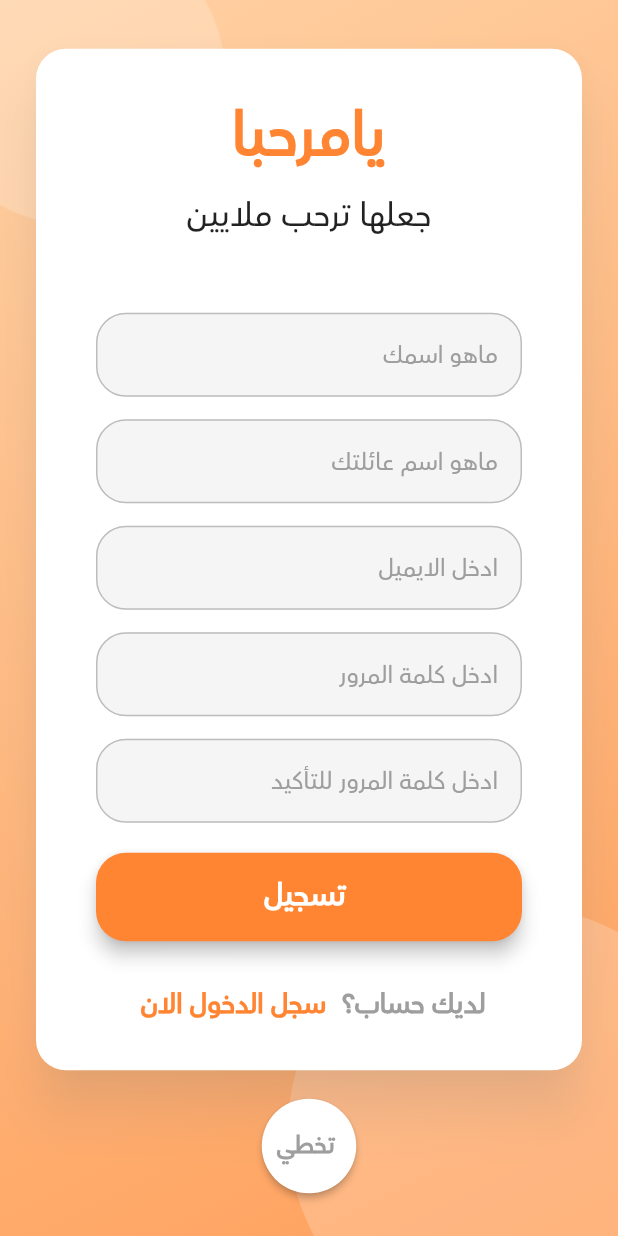
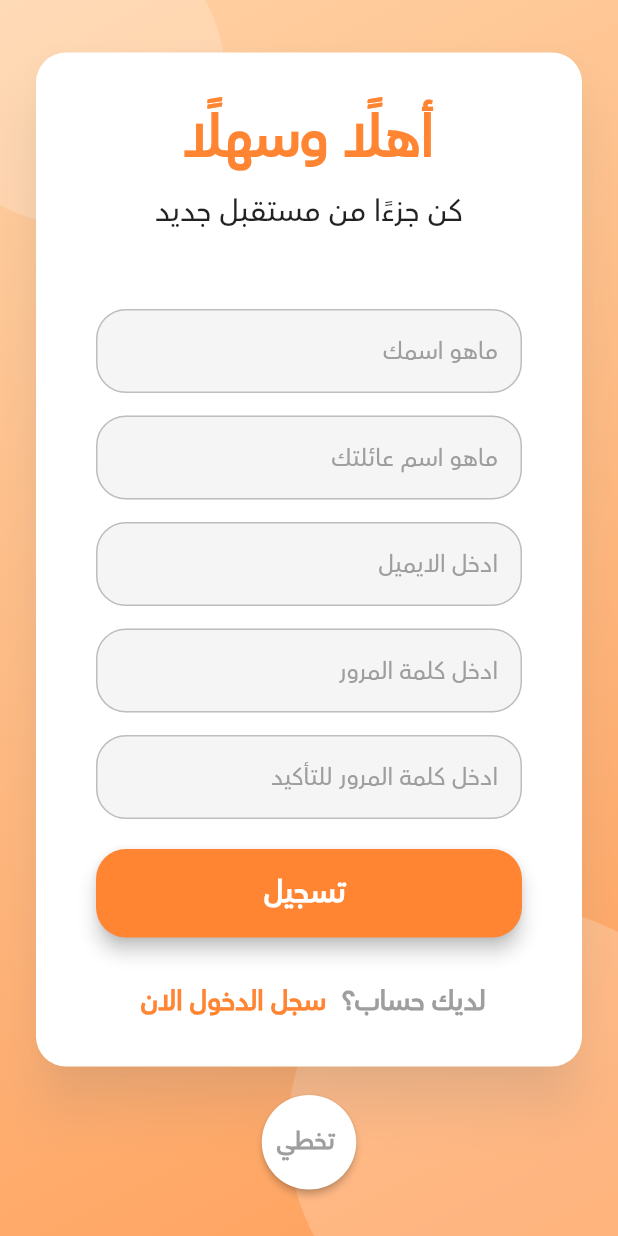
Before and after one commit to YarahSaeedAlghamdi/Alrikabf, a Flutter app: the screen it shows after launch, after a tap on "سجل الان", on a phone screen of 412 x 824 dp. Run offline on Flutter 3.47's test engine with Material 3 defaults, Android fonts, the phone set to English and light mode, and no system bars; our stand-ins replace cloud_firestore, firebase_auth, firebase_core, video_player; missing offline and left inert: dart:html, dart:ui_web; accounts and stored records are empty; statements that could not run were skipped.

Commit message:
Really this is the final before connecting the ai

```diff
--- a/lib/Pages/Login_page.dart
+++ b/lib/Pages/Login_page.dart
@@ -174,9 +174,9 @@ class _LoginPageState extends State<LoginPage> {
                             children: [
                               // Hello Text
                               const Text(
-                                "ياهلا",
+                                "أهلًا بك",
                                 style: TextStyle(
-                                  fontSize: 40,
+                                  fontSize: 38,
                                   fontWeight: FontWeight.bold,
                                   fontFamily: 'AvenirArabic',
                                   color: Color.fromARGB(255, 255, 133, 51),
@@ -186,10 +186,10 @@ class _LoginPageState extends State<LoginPage> {
                               const SizedBox(height: 8),
 
                               const Text(
-                                "يا مرحبا الف",
+                                "نحن هنا لخدمتك",
                                 style: TextStyle(
                                   fontFamily: 'AvenirArabic',
-                                  fontSize: 22,
+                                  fontSize: 20,
                                   color: Colors.black87,
                                 ),
                               ),
--- a/lib/Pages/account_page.dart
+++ b/lib/Pages/account_page.dart
@@ -1,7 +1,7 @@
 import 'package:alrikabf/Components/background.dart';
 import 'package:alrikabf/Components/navigation_bar.dart';
 import 'package:firebase_auth/firebase_auth.dart';
-import 'package:cloud_firestore/cloud_firestore.dart'; // Firestore import
+import 'package:cloud_firestore/cloud_firestore.dart';
 import 'package:flutter/material.dart';
 
 class AccountPage extends StatefulWidget {
--- a/lib/Pages/register_page.dart
+++ b/lib/Pages/register_page.dart
@@ -159,9 +159,9 @@ class _RegisterPageState extends State<RegisterPage> {
                             children: [
                               // Hello Text
                               const Text(
-                                "يامرحبا",
+                                "أهلًا وسهلًا",
                                 style: TextStyle(
-                                  fontSize: 40,
+                                  fontSize: 38,
                                   fontWeight: FontWeight.bold,
                                   fontFamily: 'AvenirArabic',
                                   color: Color.fromARGB(255, 255, 133, 51),
@@ -171,9 +171,9 @@ class _RegisterPageState extends State<RegisterPage> {
                               const SizedBox(height: 8),
 
                               const Text(
-                                "جعلها ترحب ملايين",
+                                "كن جزءًا من مستقبل جديد",
                                 style: TextStyle(
-                                  fontSize: 22,
+                                  fontSize: 20,
                                   fontFamily: 'AvenirArabic',
                                   color: Colors.black87,
                                 ),
```
Also changed, not shown: lib/Pages/about_us.dart (+12 -3 lines), 1 other file.
